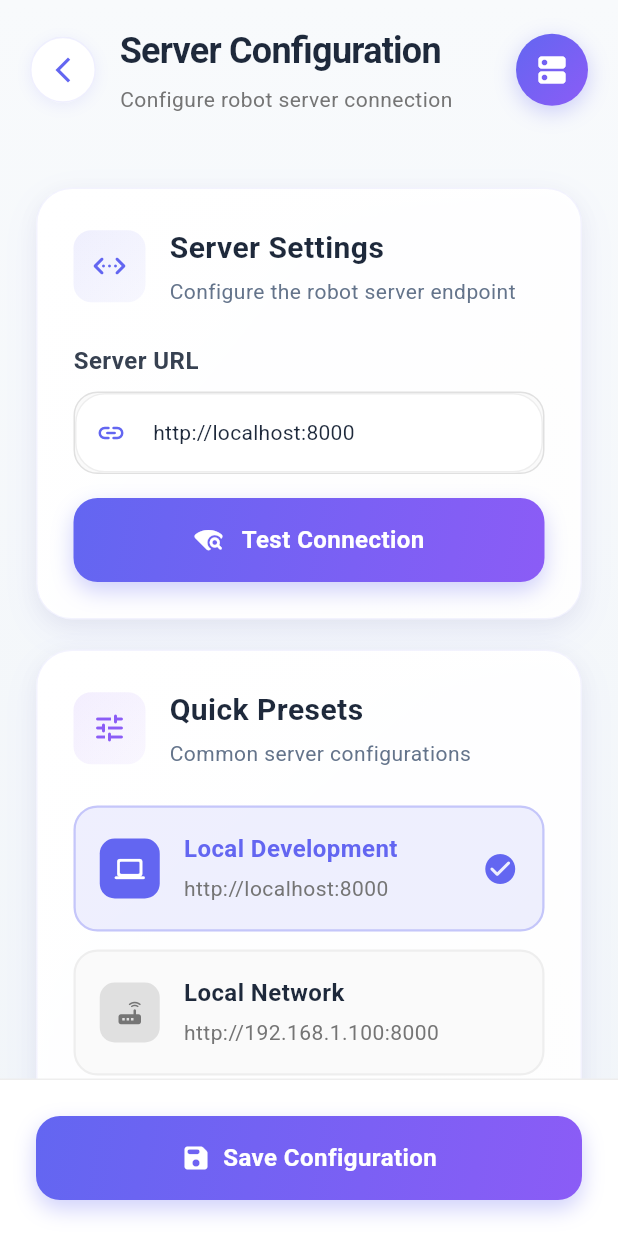
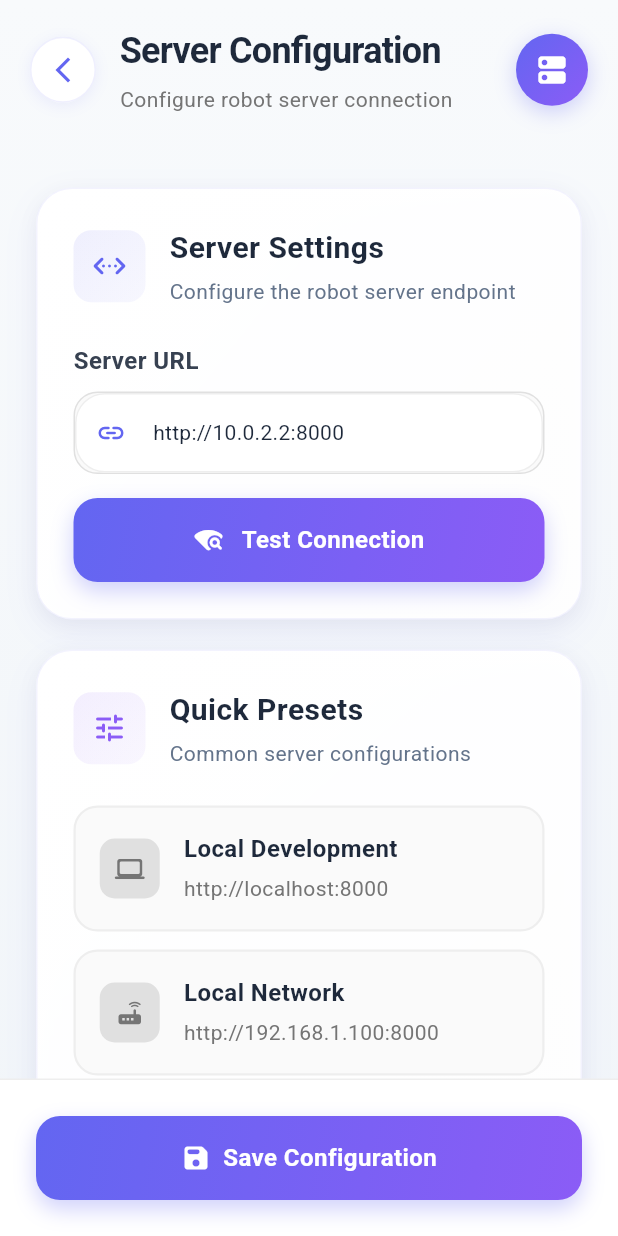
Before and after one commit to LiquidGalaxyLAB/LG-RoboStream, a Flutter app: the ServerConfigScreen screen opened directly, on a phone screen of 412 x 824 dp. Run offline on Flutter 3.47's test engine with Material 3 defaults, Android fonts, the phone set to English and light mode, and no system bars; our stand-ins replace go_router; missing offline and left inert: dartssh2.

Commit message:
Implement code changes to enhance functionality and improve performance

```diff
--- a/robostream/lib/config/server_config.dart
+++ b/robostream/lib/config/server_config.dart
@@ -1,5 +1,5 @@
 class ServerConfig {
-  static const String baseUrl = 'http://localhost:8000';
+  static const String baseUrl = 'http://10.0.2.2:8000';
 
   static const Duration requestTimeout = Duration(seconds: 5);
   static const Duration updateInterval = Duration(seconds: 1);
```
Also changed, not shown: 1 other file.
